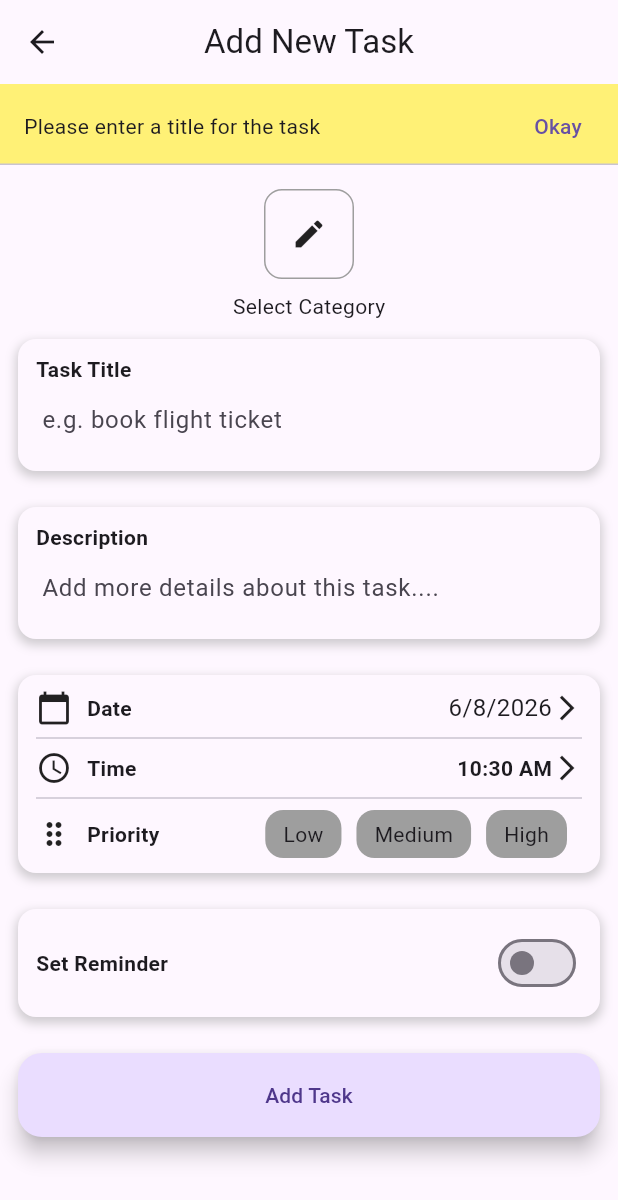
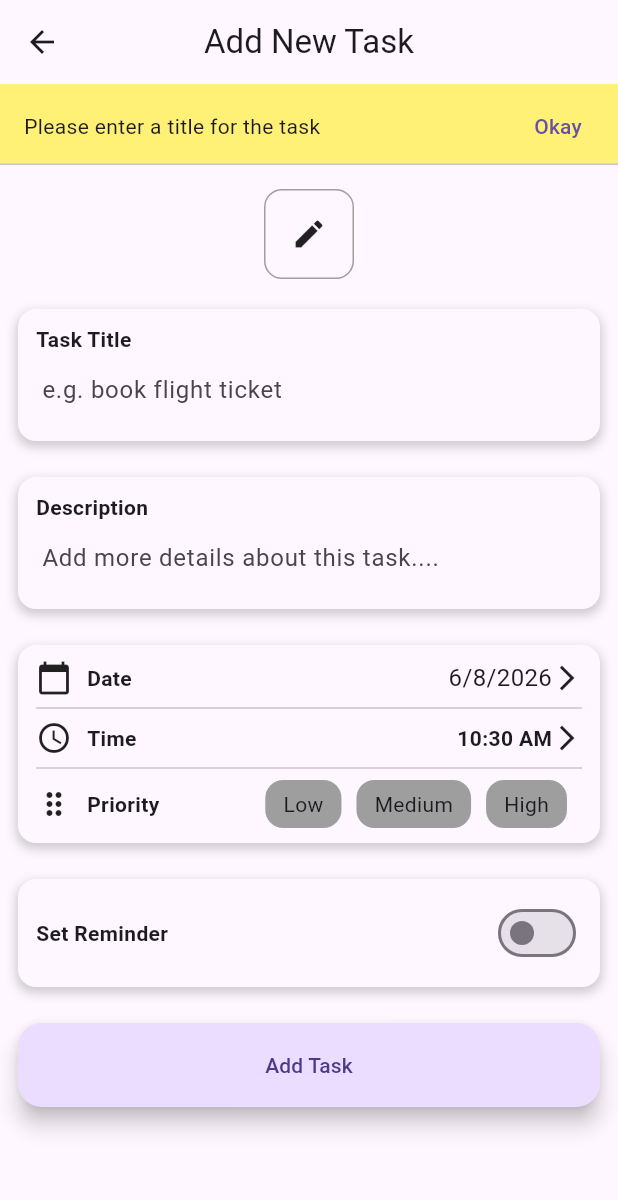
Before and after one commit to Biresh12345/upTask, a Flutter app: the Addtaskpage screen opened directly, after a tap on "Add Task", on a phone screen of 412 x 824 dp. Shown: the top 1200 px of the screen. Run offline on Flutter 3.47's test engine with Material 3 defaults, Android fonts, the phone set to English and light mode, and no system bars; our stand-ins replace dotted_border, flutter_local_notifications, flutter_riverpod, hive, hive_flutter; missing offline and left inert: alarm, date_picker_plus; accounts and stored records are empty.

Commit message:
solving category problem

```diff
--- a/lib/Screens/addtaskpage.dart
+++ b/lib/Screens/addtaskpage.dart
@@ -9,14 +9,8 @@ import 'package:flutter/material.dart';
 import 'package:flutter_riverpod/flutter_riverpod.dart';
 import 'package:UpTask/Screens/categorypage.dart';
 import 'package:UpTask/Screens/taskpage.dart';
-import 'package:UpTask/controller/categoryIcons.dart';
 import 'package:UpTask/models/notes.dart';
 import 'package:UpTask/widget/textField.dart';
-
-final categoryIconProvider =
-    NotifierProvider<Categoryiconsprovider, Categoryicons?>(
-  Categoryiconsprovider.new,
-);
 
 final timepickProvider = StateProvider<TimeOfDay>((ref) => TimeOfDay.now());
 final datepickProvider = StateProvider<DateTime>((ref) => DateTime.now());
@@ -24,6 +18,8 @@ final datepickProvider = StateProvider<DateTime>((ref) => DateTime.now());
 final remainderState = StateProvider<bool>((ref) => true);
 
 final priorityState = StateProvider<String>((ref) => "");
+
+final selectedCategoryProvider = StateProvider<Categoryicons?>((ref) => null);
 
 class Addtaskpage extends ConsumerStatefulWidget {
   final Todo? todo;
@@ -48,9 +44,8 @@ class _AddtaskpageState extends ConsumerState<Addtaskpage> {
 
     if (widget.todo != null) {
       WidgetsBinding.instance.addPostFrameCallback((_) {
-        ref
-            .read(categoryIconProvider.notifier)
-            .setCategory(widget.todo!.catergoryIcon!);
+        ref.read(selectedCategoryProvider.notifier).state =
+            widget.todo!.catergoryIcon!;
 
         ref.read(datepickProvider.notifier).state =
             widget.todo!.dueDate ?? DateTime.now();
@@ -66,7 +61,7 @@ class _AddtaskpageState extends ConsumerState<Addtaskpage> {
       });
     } else {
       WidgetsBinding.instance.addPostFrameCallback((_) {
-        ref.read(categoryIconProvider.notifier).clear();
+        ref.read(selectedCategoryProvider.notifier).state = null;
         ref.read(datepickProvider.notifier).state = DateTime.now();
         ref.read(timepickProvider.notifier).state = TimeOfDay.now();
         ref.read(priorityState.notifier).state = "";
@@ -89,8 +84,7 @@ class _AddtaskpageState extends ConsumerState<Addtaskpage> {
 
   @override
   Widget build(BuildContext context) {
-    final selectedIcon = ref.watch(categoryIconProvider);
-    final iconData = selectedIcon ?? widget.todo?.catergoryIcon;
+    final selectedCategory = ref.watch(selectedCategoryProvider);
     final theme = Theme.of(context);
     final pickTime = ref.watch(timepickProvider);
     final pickDate = ref.watch(datepickProvider);
@@ -113,30 +107,31 @@ class _AddtaskpageState extends ConsumerState<Addtaskpage> {
                 final category = await Navigator.push<Categoryicons>(
                   context,
                   MaterialPageRoute(
-                    builder: (_) => const Catergorypage(),
+                    builder: (_) => const Catergorypage(
+                      fromAddTask: true,
+                    ),
                   ),
                 );
                 if (category != null) {
-                  ref.read(categoryIconProvider.notifier).setCategory(category);
+                  ref.read(selectedCategoryProvider.notifier).state = category;
                 }
               },
-              child: iconData != null
+              child: selectedCategory != null
                   ? Container(
                       width: 80,
                       height: 80,
                       decoration: BoxDecoration(
-                        color: Colors.black,
-                        border: Border.all(color: Colors.grey),
+                        color: Color(selectedCategory.color).withOpacity(0.15),
                         borderRadius: BorderRadius.circular(12),
                       ),
                       child: Icon(
                         IconData(
-                          iconData.icon,
+                          selectedCategory.icon,
                           fontFamily: CupertinoIcons.shopping_cart.fontFamily,
                           fontPackage: CupertinoIcons.shopping_cart.fontPackage,
                         ),
-                        color: Colors.amber,
-                        size: 40,
+                        color: Color(selectedCategory.color),
+                        size: 35,
                       ),
                     )
                   : Container(
@@ -150,8 +145,7 @@ class _AddtaskpageState extends ConsumerState<Addtaskpage> {
                     ),
             ),
             const SizedBox(height: 8),
-            Text(iconData?.name ?? "Select Category"),
-            // Task Title Container
+
             Container(
               margin: const EdgeInsets.all(12),
               padding: const EdgeInsets.symmetric(horizontal: 12, vertical: 10),
@@ -404,7 +398,7 @@ class _AddtaskpageState extends ConsumerState<Addtaskpage> {
                     return;
                   }
 
-                  final selectedIcon = ref.read(categoryIconProvider);
+                  final selectedIcon = ref.read(categoryProvider);
 
                   if (selectedIcon == null) {
                     ScaffoldMessenger.of(context).showSnackBar(
@@ -415,13 +409,20 @@ class _AddtaskpageState extends ConsumerState<Addtaskpage> {
                     return;
                   }
 
+                  if (selectedCategory == null) {
+                    ScaffoldMessenger.of(context).showSnackBar(
+                      const SnackBar(content: Text("Please select a category")),
+                    );
+                    return;
+                  }
+
                   final updatedTodo = Todo(
                     id: widget.todo?.id ?? Random().nextInt(2147483647),
                     title: _titleController.text,
                     description: _descriptionController.text,
                     isCompleted: widget.todo?.isCompleted ?? false,
                     createdAt: DateTime.now(),
-                    catergoryIcon: ref.read(categoryIconProvider),
+                    catergoryIcon: selectedCategory,
                     dueDate: pickDate,
                     hours: pickTime.hour,
                     minutues: pickTime.minute,
@@ -438,7 +439,7 @@ class _AddtaskpageState extends ConsumerState<Addtaskpage> {
 
                   if (widget.todo == null) {
                     ref.read(todoProvider.notifier).addTodo(updatedTodo);
-                    ref.read(categoryIconProvider.notifier).clear();
+                    ref.read(selectedCategoryProvider.notifier).state = null;
                     await Localnotificationcservice.showNotification(
                       title: "✅ Task Added",
                       body: "${updatedTodo.title} has been added successfully.",
--- a/lib/Screens/taskpage.dart
+++ b/lib/Screens/taskpage.dart
@@ -36,8 +36,8 @@ final todoProvider = NotifierProvider<TodoController, List<Todo>>(
   TodoController.new,
 );
 
-final categoryIconProvider =
-    NotifierProvider<Categoryiconsprovider, Categoryicons?>(
+final categoryProvider =
+    NotifierProvider<Categoryiconsprovider, List<Categoryicons>>(
   Categoryiconsprovider.new,
 );
 
--- a/lib/constant/constant.dart
+++ b/lib/constant/constant.dart
@@ -100,11 +100,6 @@ class Constant {
       name: "Photos",
       icon: CupertinoIcons.camera_fill.codePoint,
       color: Colors.deepPurpleAccent.value,
-    ),
-    Categoryicons(
-      name: "Other",
-      icon: CupertinoIcons.square_grid_2x2_fill.codePoint,
-      color: Colors.grey.value,
     ),
   ];
 
--- a/lib/controller/categoryIcons.dart
+++ b/lib/controller/categoryIcons.dart
@@ -1,17 +1,24 @@
+import 'package:UpTask/constant/constant.dart';
 import 'package:flutter_riverpod/flutter_riverpod.dart';
 import 'package:UpTask/models/categoryIcons.dart';
+import 'package:hive/hive.dart';
 
-class Categoryiconsprovider extends Notifier<Categoryicons?> {
+class Categoryiconsprovider extends Notifier<List<Categoryicons>> {
+  late Box<Categoryicons> box;
   @override
-  Categoryicons? build() {
-    return null;
+  List<Categoryicons> build() {
+    box = Hive.box<Categoryicons>("categoryIcons");
+    addDefaultCategory();
+    return box.values.toList();
   }
 
-  void setCategory(Categoryicons category) {
-    state = category;
+  void addDefaultCategory() {
+    box.addAll(Constant.categories);
+    state = box.values.toList();
   }
 
-  void clear() {
-    state = null;
+  void addCategory(Categoryicons category) {
+    box.add(category);
+    state = box.values.toList();
   }
 }
--- a/lib/main.dart
+++ b/lib/main.dart
@@ -20,6 +20,7 @@ void main() async {
   await Hive.openBox<Todo>("todoBox");
   await Hive.openBox("Settings");
   await Hive.openBox<AppNotification>("notification");
+  await Hive.openBox<Categoryicons>("categoryIcons");
 
   await Alarm.init();
 
```
Also changed, not shown: lib/Screens/addcategorypage.dart (+19 -2 lines), lib/Screens/categorypage.dart (+20 -5 lines).
